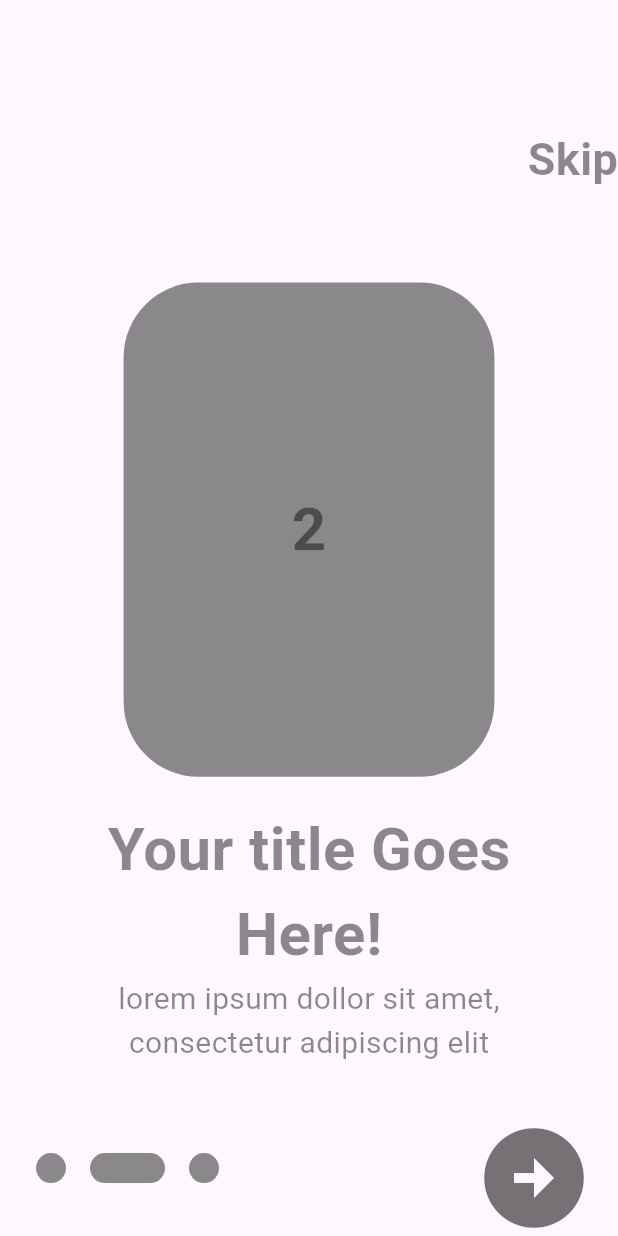
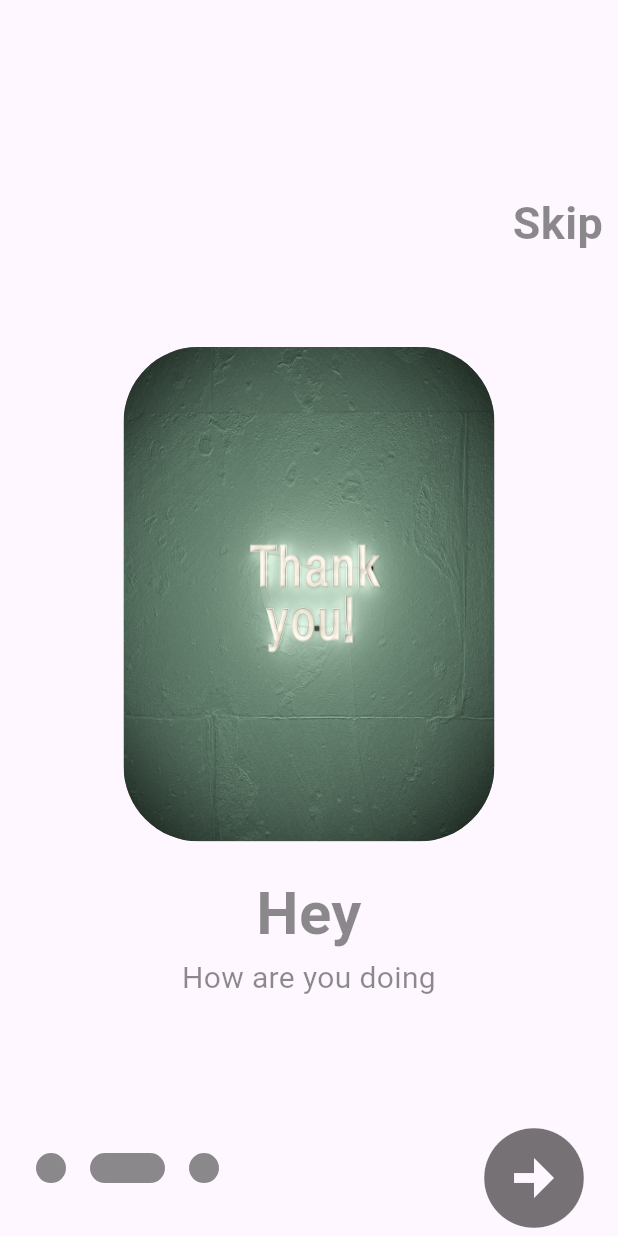
Before and after one commit to Ramsthr/splashtemplate, a Flutter app: the screen it shows after launch, after a tap on the "arrow circle right" icon, on a phone screen of 412 x 824 dp. Run offline on Flutter 3.47's test engine with Material 2 defaults, Android fonts, the phone set to English and light mode, and no system bars.

Commit message:
changes done for project

```diff
--- a/lib/main.dart
+++ b/lib/main.dart
@@ -1,5 +1,6 @@
 import 'package:flutter/material.dart';
 import 'package:splashscreen/animes/fade.dart';
+import 'package:splashscreen/resources/inputimageandtext.dart';
 import 'package:splashscreen/screens/home_screen.dart';
 import 'package:splashscreen/screens/startup_page_screen.dart';
 import 'package:splashscreen/widget/pageroutewidget.dart';
@@ -47,7 +48,7 @@ class _StartupPageState extends State<StartupPage>
   void initState() {
     super.initState();
     _animationControllers = List.generate(
-      3,
+      dataList.length,
       (index) => AnimationController(
         vsync: this,
         duration: const Duration(milliseconds: 800),
@@ -72,7 +73,7 @@ class _StartupPageState extends State<StartupPage>
     return Scaffold(
       body: PageView.builder(
           physics: const NeverScrollableScrollPhysics(),
-          itemCount: 3,
+          itemCount: dataList.length,
           controller: _controller,
           itemBuilder: (context, index) {
             if (index == currentpage) {
@@ -82,7 +83,7 @@ class _StartupPageState extends State<StartupPage>
             }
             return FadeInWidget(
               animation: _animations[index],
-              child: StartupPageScreen(pageno: index + 1),
+              child: StartupPageScreen(pageno: index),
             );
           }),
       bottomNavigationBar: BottomAppBar(
@@ -94,7 +95,7 @@ class _StartupPageState extends State<StartupPage>
           children: [
             Row(
               children: List.generate(
-                3,
+                dataList.length,
                 (index) => Padding(
                   padding: const EdgeInsets.all(8.0),
                   child: AnimatedContainer(
--- a/lib/resources/inputimageandtext.dart
+++ b/lib/resources/inputimageandtext.dart
@@ -3,20 +3,17 @@ import 'package:splashscreen/resources/getdata.dart';
 List<Data> dataList = [
   Data(
     bigText: 'Hii',
-    smallText: 'How are you doing',
-    imageUrl:
-        "https://plus.unsplash.com/premium_photo-1663840344929-b79252f7f09b?ixlib=rb-4.0.3&ixid=M3wxMjA3fDB8MHxwaG90by1wYWdlfHx8fGVufDB8fHx8fA%3D%3D&auto=format&fit=crop&w=1887&q=80",
+    smallText: 'You are Welcome',
+    imageUrl: "assets/katie-moum-7XGtYefMXiQ-unsplash.jpg",
   ),
   Data(
-    bigText: 'Hii',
+    bigText: 'Hey',
     smallText: 'How are you doing',
-    imageUrl:
-        "https://images.unsplash.com/photo-1503980599186-9cc36eda351a?ixlib=rb-4.0.3&ixid=M3wxMjA3fDB8MHxwaG90by1wYWdlfHx8fGVufDB8fHx8fA%3D%3D&auto=format&fit=crop&w=1800&q=80",
+    imageUrl: "assets/morvanic-lee-GiUJ02Yj_io-unsplash.jpg",
   ),
   Data(
-    bigText: 'Hii',
-    smallText: 'How are you doing',
-    imageUrl:
-        "https://images.unsplash.com/photo-1543599538-a6c4f6cc5c05?ixlib=rb-4.0.3&ixid=M3wxMjA3fDB8MHxwaG90by1wYWdlfHx8fGVufDB8fHx8fA%3D%3D&auto=format&fit=crop&w=1887&q=80",
+    bigText: 'Nice',
+    smallText: 'Hope app is useful for you',
+    imageUrl: "assets/wilhelm-gunkel-h4KYT7X1HM4-unsplash.jpg",
   ),
 ];
--- a/lib/screens/startup_page_screen.dart
+++ b/lib/screens/startup_page_screen.dart
@@ -1,4 +1,5 @@
 import 'package:flutter/material.dart';
+import 'package:splashscreen/resources/inputimageandtext.dart';
 import 'package:splashscreen/screens/home_screen.dart';
 import 'package:splashscreen/widget/pageroutewidget.dart';
 
@@ -16,6 +17,7 @@ class StartupPageScreen extends StatelessWidget {
         children: [
           Container(
             height: height * 0.2,
+            padding: const EdgeInsets.only(right: 10),
             alignment: Alignment.centerRight,
             child: GestureDetector(
               onTap: () {
@@ -35,53 +37,34 @@ class StartupPageScreen extends StatelessWidget {
           Container(
             height: height * 0.4,
             width: width * 0.6,
-            decoration: const BoxDecoration(
+            decoration: BoxDecoration(
               color: Colors.black45,
-              borderRadius: BorderRadius.all(
+              image: DecorationImage(
+                  image: AssetImage(dataList[pageno].imageUrl),
+                  fit: BoxFit.fill),
+              borderRadius: const BorderRadius.all(
                 Radius.circular(50),
-              ),
-            ),
-            child: Center(
-              child: Text(
-                '$pageno',
-                style: const TextStyle(
-                  color: Colors.black45,
-                  fontSize: 40,
-                  fontWeight: FontWeight.bold,
-                ),
               ),
             ),
           ),
           Container(
             padding: const EdgeInsets.only(top: 20),
-            child: const Column(
+            child: Column(
+              crossAxisAlignment: CrossAxisAlignment.center,
               children: [
                 Text(
-                  "Your title Goes",
-                  style: TextStyle(
+                  dataList[pageno].bigText,
+                  textAlign: TextAlign.center,
+                  style: const TextStyle(
                     color: Colors.black45,
                     fontSize: 40,
                     fontWeight: FontWeight.bold,
                   ),
                 ),
                 Text(
-                  "Here!",
-                  style: TextStyle(
-                    color: Colors.black45,
-                    fontSize: 40,
-                    fontWeight: FontWeight.bold,
-                  ),
-                ),
-                Text(
-                  "lorem ipsum dollor sit amet,",
-                  style: TextStyle(
-                    color: Colors.black45,
-                    fontSize: 20,
-                  ),
-                ),
-                Text(
-                  "consectetur adipiscing elit",
-                  style: TextStyle(
+                  dataList[pageno].smallText,
+                  textAlign: TextAlign.center,
+                  style: const TextStyle(
                     color: Colors.black45,
                     fontSize: 20,
                   ),
--- a/pubspec.yaml
+++ b/pubspec.yaml
@@ -59,8 +59,8 @@ flutter:
   uses-material-design: true
 
   # To add assets to your application, add an assets section, like this:
-  # assets:
-  #   - images/a_dot_burr.jpeg
+  assets:
+    - assets/
   #   - images/a_dot_ham.jpeg
 
   # An image asset can refer to one or more resolution-specific "variants", see
```
Also changed, not shown: assets/morvanic-lee-GiUJ02Yj_io-unsplash.jpg (added), assets/wilhelm-gunkel-h4KYT7X1HM4-unsplash.jpg (added), 1 other file.
